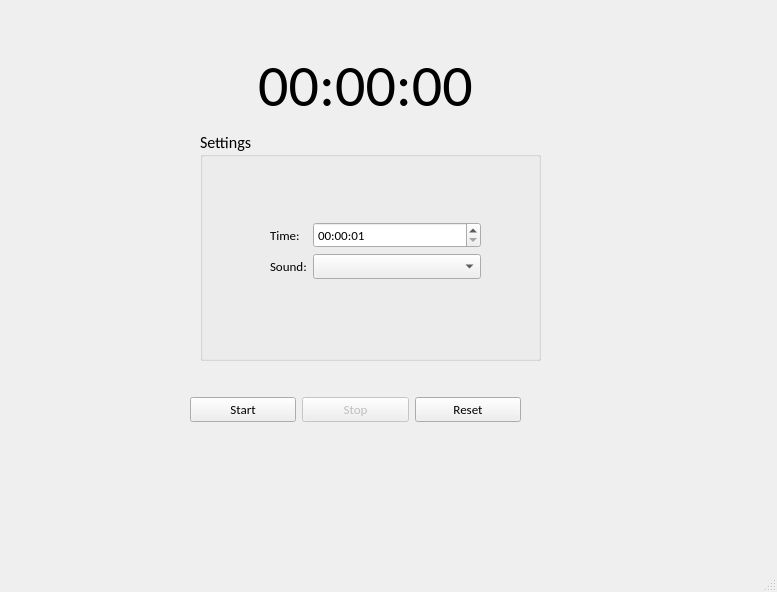
Before: the Qt Designer form task2/Timer/mainwindow.ui in tinrael/tasks, drawn with Qt 5.
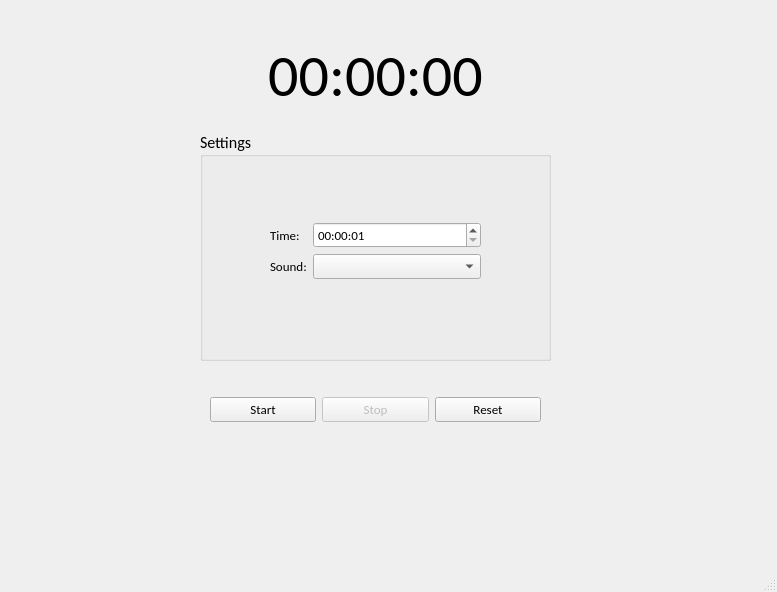
After: the same form once the commit is applied.

Commit message: Centered the widgets

What changed in the file:
```diff
--- a/task2/Timer/mainwindow.ui
+++ b/task2/Timer/mainwindow.ui
@@ -20,8 +20,8 @@
    <widget class="QLabel" name="lblRemainingTime">
     <property name="geometry">
      <rect>
-      <x>210</x>
-      <y>30</y>
+      <x>220</x>
+      <y>20</y>
       <width>311</width>
       <height>111</height>
      </rect>
@@ -42,7 +42,7 @@
    <widget class="QWidget" name="horizontalLayoutWidget">
     <property name="geometry">
      <rect>
-      <x>190</x>
+      <x>210</x>
       <y>370</y>
       <width>331</width>
       <height>80</height>
@@ -101,7 +101,7 @@
      <rect>
       <x>200</x>
       <y>130</y>
-      <width>341</width>
+      <width>351</width>
       <height>231</height>
      </rect>
     </property>
@@ -117,7 +117,7 @@
     <property name="alignment">
      <set>Qt::AlignLeading|Qt::AlignLeft|Qt::AlignVCenter</set>
     </property>
-    <widget class="QWidget" name="">
+    <widget class="QWidget" name="layoutWidget">
      <property name="geometry">
       <rect>
        <x>70</x>
```
